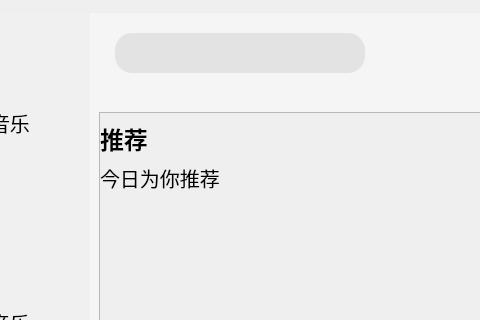
Before: the Qt Designer form myQQMusic/myqqmusic.ui in shilinnull/miniQQMusic, drawn with Qt 5; both pictures show x 123 to 603 and y 0 to 320 of the 1040 by 700 pixel window.
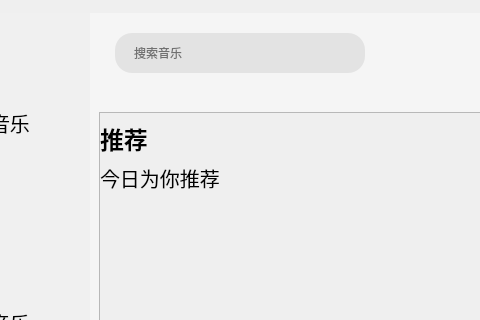
After: the same form once the commit is applied. Icons and pictures are not drawn. Custom widgets are drawn as their Qt base class.

Commit message: 启动后点击播放按钮播放

What changed in the file:
```diff
--- a/myQQMusic/myqqmusic.ui
+++ b/myQQMusic/myqqmusic.ui
@@ -218,6 +218,18 @@
 	padding-left: 17px;    /*内部⽂字到边的距离*/
 }</string>
                  </property>
+                 <property name="inputMask">
+                  <string/>
+                 </property>
+                 <property name="maxLength">
+                  <number>32767</number>
+                 </property>
+                 <property name="frame">
+                  <bool>true</bool>
+                 </property>
+                 <property name="placeholderText">
+                  <string>搜索音乐</string>
+                 </property>
                 </widget>
                </item>
               </layout>
```
Left out of the diff: 6 changed lines with no effect on the pictures. The commit also changes 1 other file.
